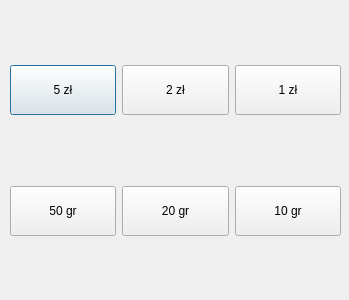
This is src/coinwindow.ui in drozdD/pig-automat as Qt 5 draws it before an edit. The edited form follows.
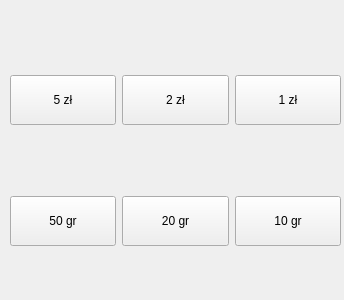
This is the edited form.

Commit message: coin buttons working

What changed in the file:
```diff
--- a/src/coinwindow.ui
+++ b/src/coinwindow.ui
@@ -1,12 +1,12 @@
 <?xml version="1.0" encoding="UTF-8"?>
 <ui version="4.0">
- <class>Dialog</class>
- <widget class="QDialog" name="Dialog">
+ <class>CoinWindow</class>
+ <widget class="QWidget" name="CoinWindow">
   <property name="geometry">
    <rect>
     <x>0</x>
     <y>0</y>
-    <width>349</width>
+    <width>344</width>
     <height>300</height>
    </rect>
   </property>
@@ -17,7 +17,7 @@
    <property name="geometry">
     <rect>
      <x>10</x>
-     <y>0</y>
+     <y>10</y>
      <width>331</width>
      <height>301</height>
     </rect>
```
Left out of the diff: 14 changed lines with no effect on the pictures. The commit also changes 8 other files.
